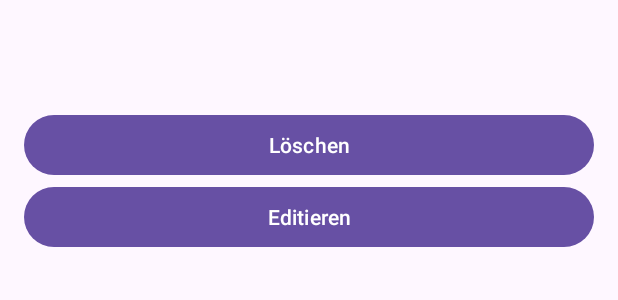
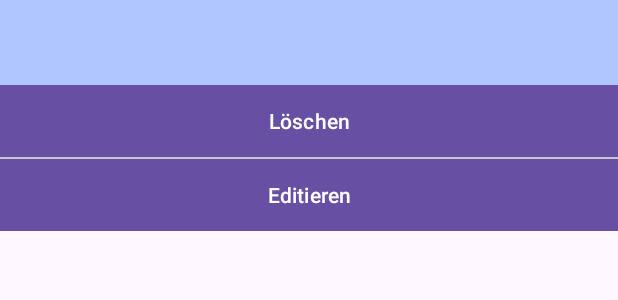
Before and after one commit to mathiseng/mis-java-project, an Android app: the layout options_media_item.xml on its own in the app's theme, with its tools: preview values and no code run, on a phone screen of 412 x 824 dp. Shown: the top 300 px of the screen. Run offline under Robolectric (Android 15) with nearby library versions, the phone set to English and light mode, and no system bars.

Commit message:
Improve UI for options and mediaItem dialog

```diff
--- a/app/src/main/res/layout/options_media_item.xml
+++ b/app/src/main/res/layout/options_media_item.xml
@@ -10,13 +10,14 @@
         android:layout_width="match_parent"
         android:layout_height="wrap_content"
         android:orientation="vertical"
-        android:padding="16dp">
+        >
 
         <LinearLayout
             android:layout_width="match_parent"
             android:layout_height="wrap_content"
             android:orientation="vertical"
-            android:padding="16dp">
+            android:paddingBottom="16dp"
+            android:background="@color/material_dynamic_primary80">
 
             <TextView
                 android:id="@+id/dialogTitle"
@@ -25,7 +26,10 @@
                 android:gravity="center"
                 android:text="@{mediaItem.title}"
                 android:textSize="18sp"
-                android:textStyle="bold" />
+                android:textStyle="bold"
+                android:paddingHorizontal="16dp"
+                android:paddingTop="16.dp"
+                android:textColor="@color/material_dynamic_primary0"/>
 
         </LinearLayout>
 
@@ -33,13 +37,18 @@
             android:id="@+id/delete_button"
             android:layout_width="match_parent"
             android:layout_height="wrap_content"
-            android:text="Löschen" />
-
+            android:text="Löschen"
+            android:background="@color/material_dynamic_neutral100"/>
+            <com.google.android.material.divider.MaterialDivider
+                android:layout_width="match_parent"
+                android:layout_height="wrap_content"/>
         <Button
             android:id="@+id/edit_button"
             android:layout_width="match_parent"
             android:layout_height="wrap_content"
-            android:text="Editieren"/>
+            android:text="Editieren"
+            android:background="@color/material_dynamic_neutral100"
+            />
 
 
 
```
Also changed, not shown: app/src/main/res/layout/dialog_media_item.xml (+9 -4 lines).
